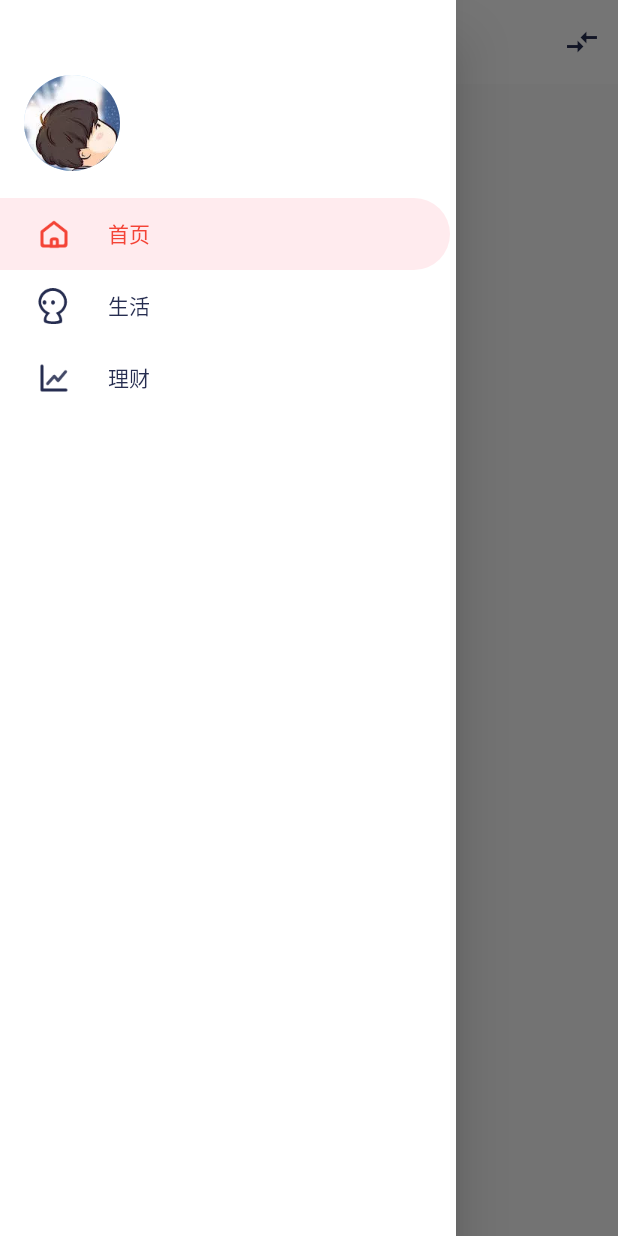
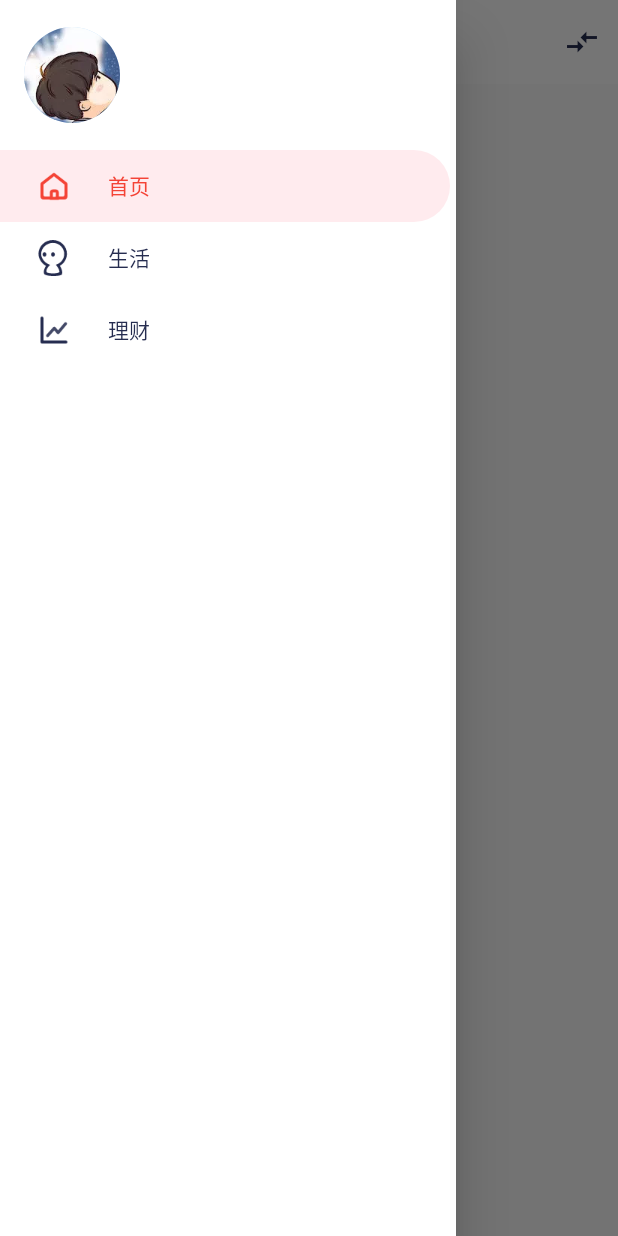
Before and after one commit to taoszu/flutter_demo, a Flutter app: the screen it shows after launch, with the side drawer open, on a phone screen of 412 x 824 dp. Run offline on Flutter 3.47's test engine with Material 2 defaults, Android fonts, the phone set to English and light mode, and no system bars; our stand-ins replace flutter_mobx, fluttertoast, mobx, shared_preferences; generated files the repository leaves out were written again.

Commit message:
:bug: 首页增加safeAres避免布局异常

```diff
--- a/lib/main_page.dart
+++ b/lib/main_page.dart
@@ -88,12 +88,14 @@ class _MainState extends State<MainPage> with SingleTickerProviderStateMixin {
       return Scaffold(
         appBar: _appBar(title: tabs[tabKeys.indexOf(_selectedPageKey)]),
 
-        bottomNavigationBar: TabBar(
+        bottomNavigationBar: SafeArea(child:
+
+        TabBar(
             onTap: (index) {
               this.setState(() => _selectedPageKey = tabKeys[index]);
             },
             controller: _tabController,
-            tabs: tabs.map((tab) => Tab(text: tab)).toList()),
+            tabs: tabs.map((tab) => Tab(text: tab)).toList())),
         body: _getTabBarPage(),
       );
     }
@@ -124,7 +126,7 @@ class _MainState extends State<MainPage> with SingleTickerProviderStateMixin {
         )));
 
     return Drawer(
-        child: Container(
+        child: SafeArea(child:Container(
             color: Colors.white,
             child: Column(
               children: <Widget>[
@@ -132,7 +134,7 @@ class _MainState extends State<MainPage> with SingleTickerProviderStateMixin {
                   onTap: () => Navigator.of(context).pushNamed("设置"),
                   child: Container(
                     height: 100,
-                    margin: EdgeInsets.fromLTRB(16, 32, 0, 0),
+                    margin: EdgeInsets.only(left: 16),
                     child: Center(
                       child: Row(
                         crossAxisAlignment: CrossAxisAlignment.center,
@@ -143,6 +145,6 @@ class _MainState extends State<MainPage> with SingleTickerProviderStateMixin {
                 ),
                 Column(children: drawerOptions)
               ],
-            )));
+            ))));
   }
 }
```
